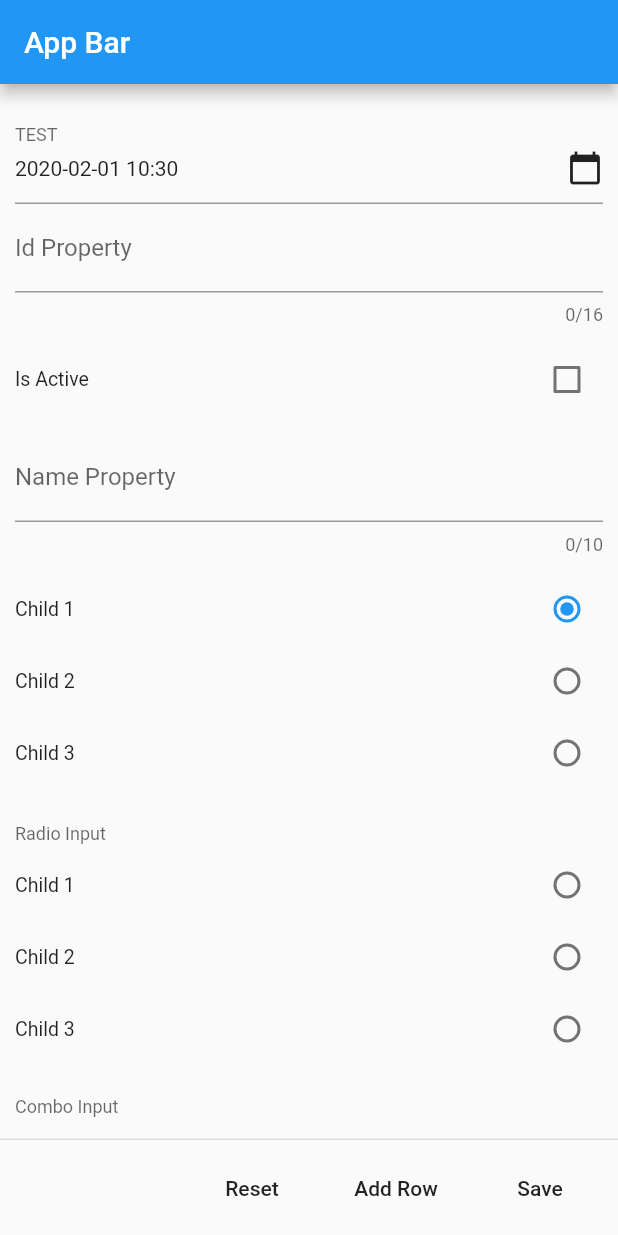
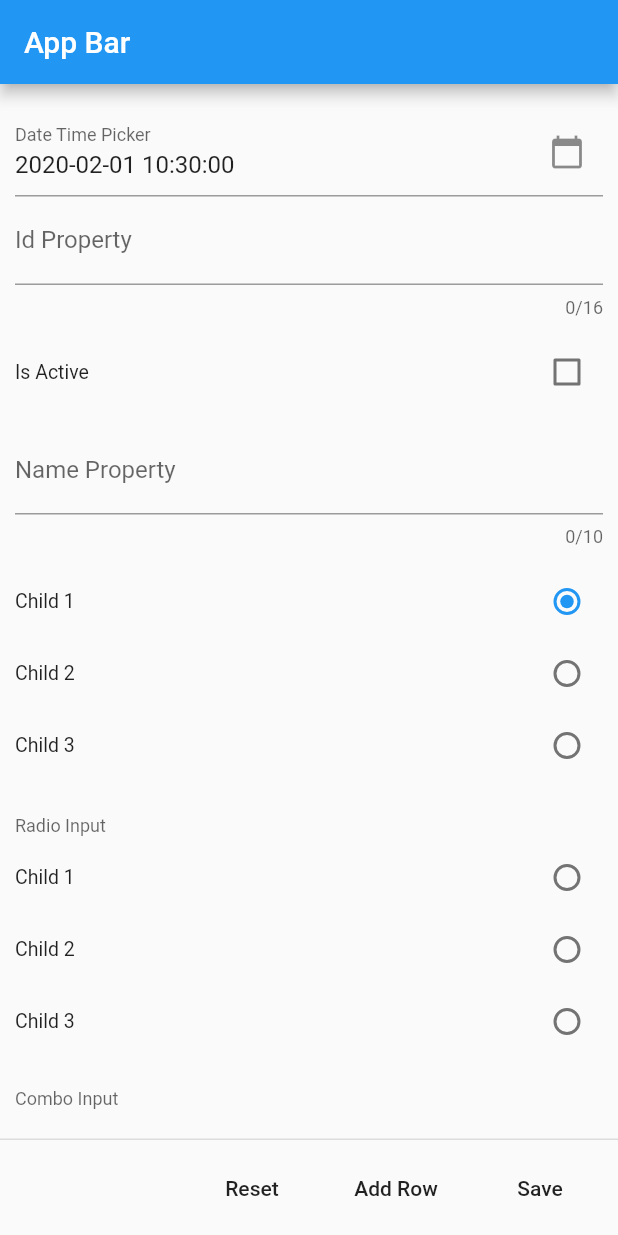
Before and after one commit to azka26/flutter_plugins, a Flutter app: the screen it shows after launch, on a phone screen of 412 x 824 dp. Run offline on Flutter 3.47's test engine with Material 2 defaults, Android fonts, the phone set to English and light mode, and no system bars; our stand-ins replace sqflite, validators; accounts and stored records are empty.

Commit message:
Add Date Time Picker

```diff
--- a/flutter_azka_form_builder/lib/src/form_control/form_builder_date_time_picker.dart
+++ b/flutter_azka_form_builder/lib/src/form_control/form_builder_date_time_picker.dart
@@ -7,7 +7,7 @@ enum InputType { date, datetime, time }
 class FormBuilderDateTimePicker extends StatefulWidget {
   final String id;
   final InputDecoration decoration;
-  final DateFormat dateFormat;
+  final String dateFormat;
   final DateTime value;
   final DateTime firstDate;
   final DateTime lastDate;
@@ -36,10 +36,13 @@ class FormBuilderDateTimePicker extends StatefulWidget {
 class _FormBuilderDateTimePickerState extends State<FormBuilderDateTimePicker> {
   GlobalKey<FormFieldState> _formFieldState = GlobalKey<FormFieldState>();
   AzkaFormBuilderState _formState;
+  TextEditingController _controller;
+
   @override
   void initState() {
     _formState = AzkaFormBuilder.of(context);
-    if (_formState != null) {
+    if (_formState != null)
+    {
       _formState.addField(widget.id, _formFieldState);
     }
     super.initState();
@@ -54,121 +57,115 @@ class _FormBuilderDateTimePickerState extends State<FormBuilderDateTimePicker> {
     super.dispose();
   }
 
-  void _showDatePicker(BuildContext context, FormFieldState<DateTime> field)
-  {
+  void _setValueChanged(DateTime value) {
+    String  valString = "";
+    if (value != null) {
+      valString = _dateTimeToString(value);
+    }
+    _controller.value = TextEditingValue(text: valString);
+    if (widget.onChanged != null) {
+      widget.onChanged(value);
+    }
+  }
+
+  void _showDatePicker(BuildContext context) {
     DateTime now = DateTime.now();
-    DateTime firstDate = widget.firstDate??DateTime(1900);
-    DateTime lastDate = widget.lastDate??DateTime(2100);
-
     Future<DateTime> datePicker = showDatePicker(
-      context: context,
-      firstDate: firstDate,
-      lastDate: lastDate,
-      initialDate: field.value??DateTime(now.year, now.month, now.day),
+      initialDate: widget.value??DateTime(now.year, now.month, now.day),
+      firstDate: widget.firstDate??DateTime(1970),
+      lastDate: widget.lastDate??DateTime(2100),
+      context: context
     );
-    datePicker.then((value) {
-      field.didChange(value);
-      if (widget.onChanged != null)
-      {
-        widget.onChanged(value);
-      }
+    datePicker.then((dateValue) {
+      _setValueChanged(dateValue);
     });
   }
 
-  void _showTimePicker(BuildContext context, FormFieldState<DateTime> field, DateTime date)
-  {
-    Future<TimeOfDay> datePicker = showTimePicker(
+  void _showTimePicker(BuildContext context, DateTime selectedDate) {
+    DateTime now = DateTime.now();
+    DateTime selectedTime = widget.value??now;
+    Future<TimeOfDay> timePicker = showTimePicker(
       context: context,
-      initialTime: TimeOfDay.fromDateTime(field.value??DateTime.now()),
+      initialTime: TimeOfDay.fromDateTime(selectedTime),
     );
-    datePicker.then((value) {
-      date = date??DateTime.now();
-      DateTime time = new DateTime(date.year, date.month, date.day, value.hour, value.minute);
-      field.didChange(time);
-      if (widget.onChanged != null)
-      {
-        widget.onChanged(time);
+    timePicker.then((timeOfDay) {
+      if (timeOfDay == null) {
+        _setValueChanged(null);
+        return;
       }
+
+      DateTime dateTimeResult = selectedDate??now;
+      DateTime result = DateTime(dateTimeResult.year, dateTimeResult.month, dateTimeResult.day, timeOfDay.hour, timeOfDay.minute);
+      _setValueChanged(result);
     });
   }
 
-  void _showDateTimePicker(BuildContext context, FormFieldState<DateTime> field)
-  {
+  void _showDateTimePicker(BuildContext context) {
     DateTime now = DateTime.now();
-    DateTime firstDate = widget.firstDate??DateTime(1900);
-    DateTime lastDate = widget.lastDate??DateTime(2100);
+    Future<DateTime> datePicker = showDatePicker(
+      initialDate: widget.value??DateTime(now.year, now.month, now.day, now.hour, now.minute),
+      firstDate: widget.firstDate??DateTime(1970),
+      lastDate: widget.lastDate??DateTime(2100),
+      context: context,
+    );
+    datePicker.then((dateValue) {
+      if (dateValue == null) {
+        _setValueChanged(null);
+        return;
+      }
+      _showTimePicker(context, dateValue);
+    });
+  }
 
-    Future<DateTime> datePicker = showDatePicker(
-      context: context,
-      firstDate: firstDate,
-      lastDate: lastDate,
-      initialDate: field.value??DateTime(now.year, now.month, now.day),
-    );
-    datePicker.then((value) {
-      if (value == null) {
-        field.didChange(value);
-        if (widget.onChanged != null)
-        {
-          widget.onChanged(value);
-        }
+  DateFormat _getDateTimeFormatter() {
+    String formatDate = widget.dateFormat;
+    if (formatDate == null) {
+      switch (widget.inputType) {
+        case InputType.date: formatDate = "yyyy-MM-dd"; break;
+        case InputType.datetime: formatDate = "yyyy-MM-dd HH:mm:ss"; break;
+        case InputType.time: formatDate = "HH:mm:ss"; break;
       }
-      else {
-        _showTimePicker(context, field, value);
-      }
-    });
+    }
+    return DateFormat(formatDate);
+  }
+
+  String _dateTimeToString(DateTime value) {
+    if (value == null) return "";
+    return _getDateTimeFormatter().format(value);
   }
 
   @override
   Widget build(BuildContext context) {
-    return FormField(
-      initialValue: widget.value,
+    String selectedDate = _dateTimeToString(widget.value);
+    _controller = new TextEditingController();
+    _controller.value = TextEditingValue(text: selectedDate);
+
+    Widget icon;
+    if (widget.decoration.suffixIcon != null) {
+      icon = widget.decoration.suffixIcon;
+    } else {
+      switch (widget.inputType) {
+        case InputType.date: icon = Icon(Icons.calendar_today); break;
+        case InputType.datetime: icon = Icon(Icons.calendar_today); break;
+        case InputType.time: icon = Icon(Icons.timer);break;
+      }
+    }
+
+    return TextFormField(
       key: _formFieldState,
-      builder: (FormFieldState<DateTime> field) {
-        String formatDisplay = "";
-        if (field.value != null)
+      controller: _controller,
+      decoration: widget.decoration.copyWith(
+        suffixIcon: icon
+      ),
+      onTap: () {
+        switch (widget.inputType)
         {
-          DateFormat formatter = widget.dateFormat;
-          if (formatter == null) {
-            if (widget.inputType == InputType.date) {
-              formatter = new DateFormat("yyyy-MM-dd");
-            }
-            else if (widget.inputType == InputType.time) {
-              formatter = new DateFormat("HH:mm");
-            }
-            else if (widget.inputType == InputType.datetime) {
-              formatter = new DateFormat("yyyy-MM-dd HH:mm");
-            }
-          }
-          formatDisplay = formatter.format(field.value);
+          case InputType.date: _showDatePicker(context); break;
+          case InputType.datetime: _showDateTimePicker(context); break;
+          case InputType.time: _showTimePicker(context, null);break;
         }
-
-        return GestureDetector(
-          child: InputDecorator(
-            decoration: widget.decoration.copyWith(
-              errorText: field.errorText,
-              enabled: !(widget.readOnly??false)
-            ),
-            child: Row(
-              mainAxisAlignment: MainAxisAlignment.spaceBetween,
-              children: <Widget>[
-                Text(formatDisplay),
-                Icon(Icons.calendar_today)
-              ],
-            ),
-          ),
-          onTap: widget.readOnly ? null : () {
-            if (widget.inputType == InputType.date) {
-              _showDatePicker(context, field);
-            }
-            else if (widget.inputType == InputType.datetime) {
-              _showDateTimePicker(context, field);
-            }
-            else if (widget.inputType == InputType.time) {
-              _showTimePicker(context, field, DateTime.now());
-            }
-          }
-        );
       },
+      readOnly: true
     );
   }
 }
--- a/flutter_azka_form_builder/lib/test_module/pages/main_page.dart
+++ b/flutter_azka_form_builder/lib/test_module/pages/main_page.dart
@@ -78,9 +78,9 @@ class _MainPageState extends State<MainPage> {
               new FormBuilderTextField(
                 id: "details[${i.toString()}].id",
                 decoration: InputDecoration(labelText: "Detail Id [${i.toString()}]"),
-                validators: [
-                  FormInputValidator.required(errorText: "Detail Id ${i.toString()} is required.")
-                ],
+                // validators: [
+                //   FormInputValidator.required(errorText: "Detail Id ${i.toString()} is required.")
+                // ],
                 value: parent.children[i].id,
                 onChanged: (val) => this.setState(() { parent.children[i].id = val; }),
               ),
@@ -129,7 +129,7 @@ class _MainPageState extends State<MainPage> {
                 FormBuilderDateTimePicker(
                   id: "my_date",
                   decoration: InputDecoration(
-                    labelText: "TEST"
+                    labelText: "Date Time Picker",
                   ),
                   inputType: InputType.datetime,
                   value: parent.dateValue,
```
